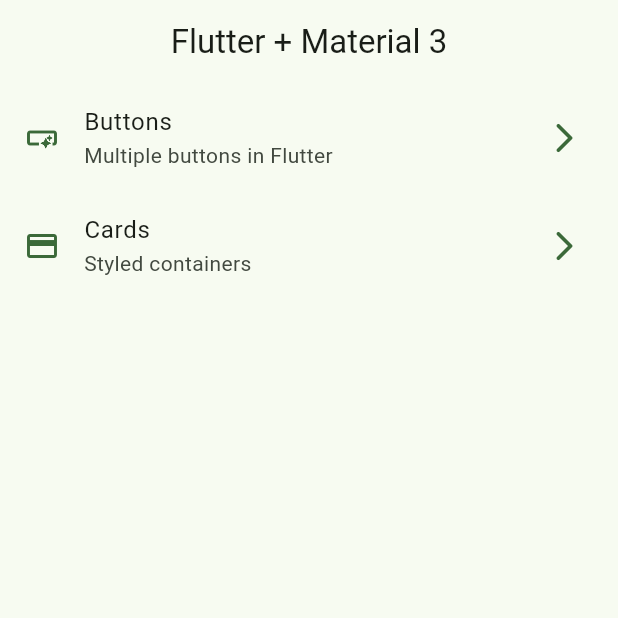
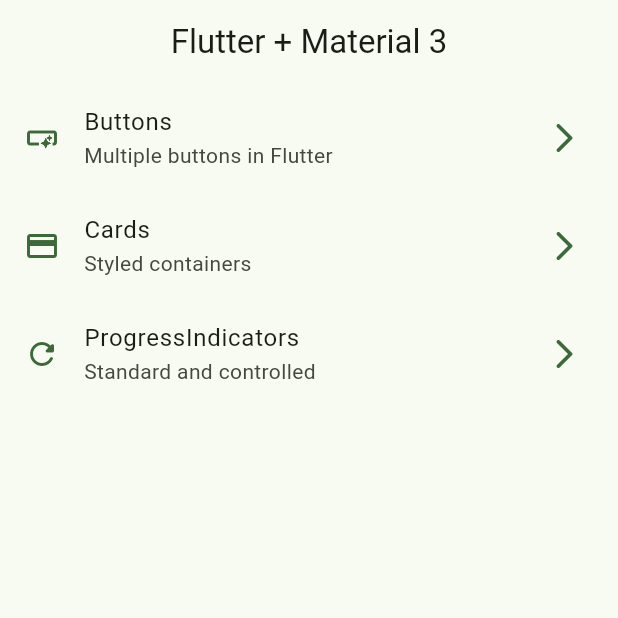
Before and after one commit to isaiasdr/flutter-widgets-app, a Flutter app: the screen it shows after launch, on a phone screen of 412 x 824 dp, the top half of it. Run offline on Flutter 3.47's test engine with Material 2 defaults, Android fonts, the phone set to English and light mode, and no system bars; our stand-ins replace go_router.

Commit message:
ADD: Progress indicators

```diff
--- a/lib/config/menu/menu_items.dart
+++ b/lib/config/menu/menu_items.dart
@@ -29,4 +29,11 @@ const appMenuItems = <MenuItem> [
       subTitle: 'Styled containers',
       title: 'Cards'
     ),
+
+    MenuItem(
+      icon: Icons.refresh_rounded,
+      link: '/progress',
+      subTitle: 'Standard and controlled',
+      title: 'ProgressIndicators'
+    ),
   ];
--- a/lib/config/router/app_router.dart
+++ b/lib/config/router/app_router.dart
@@ -23,5 +23,11 @@ final router = GoRouter(
       name: CardsScreen.name,
       builder: (context, state) => const CardsScreen(),
     ),
+
+    GoRoute(
+      path: '/progress',
+      name: ProgressScreen.name,
+      builder: (context, state) => const ProgressScreen(),
+    ),
   ],
 );
```
Also changed, not shown: lib/presentation/screens/progress/progress_screen.dart (+69 -1 lines).
